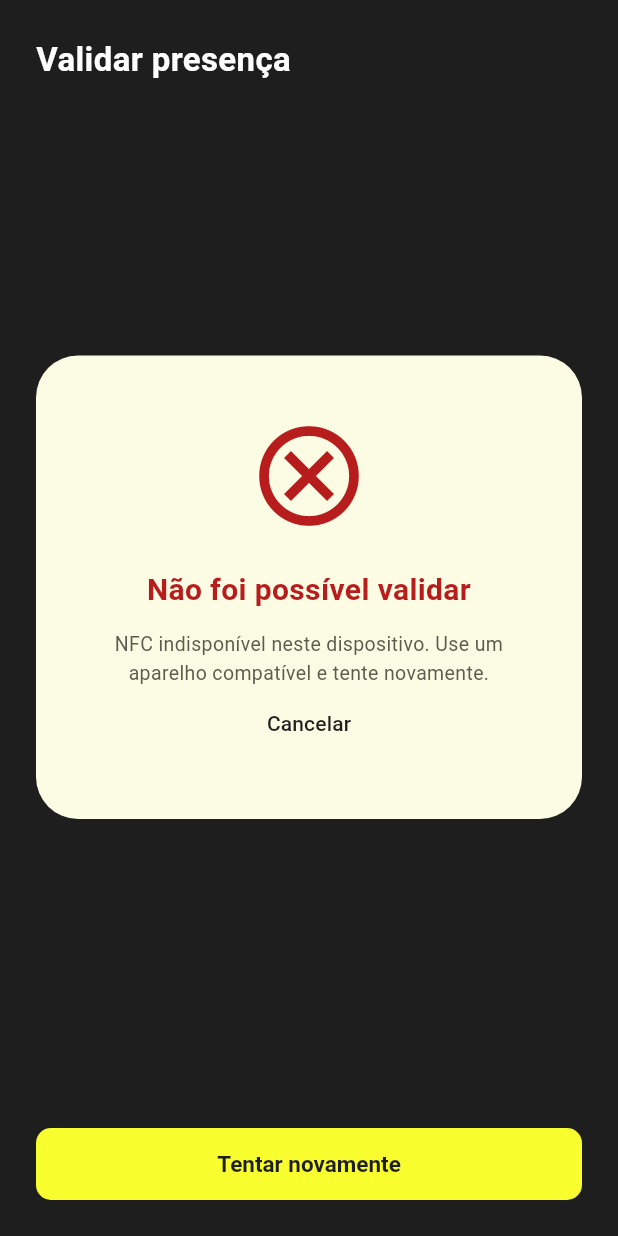
After one commit to otavigoto/Identitas, a Flutter app: the TurmaDetalhePage screen opened directly with sample values from the repository, after a tap on "Validar presença por NFC", on a phone screen of 412 x 824 dp. The commit adds this screen. Run offline on Flutter 3.47's test engine with Material 3 defaults, Android fonts, the phone set to English and light mode, and no system bars; our stand-ins replace flutter_svg; missing offline and left inert: nfc_manager.

Commit message:
feat: adicionando telas de aproximar/erro e aprovado do NFC

```diff
--- a/flutter/analysis_options.yaml
+++ b/flutter/analysis_options.yaml
@@ -14,6 +14,7 @@ analyzer:
     - build/**
     - android/**
     - ios/**
+    - web/**
 
 linter:
   # The lint rules applied to this project can be customized in the
--- /dev/null
+++ b/flutter/lib/screens/nfc_erro_page.dart
@@ -0,0 +1,87 @@
+import 'package:flutter/material.dart';
+import '../services/nfc_service.dart';
+import 'nfc_instrucao_page.dart';
+import 'nfc_scaffold.dart';
+
+class NfcErroPage extends StatelessWidget {
+  const NfcErroPage({
+    super.key,
+    required this.nomeDisciplina,
+    required this.onValidarPresenca,
+    required this.nfcService,
+    this.mensagem = 'Aproxime novamente o celular do leitor',
+  });
+
+  final String nomeDisciplina;
+  final Future<bool> Function(String tagUid) onValidarPresenca;
+  final NfcService nfcService;
+  final String mensagem;
+
+  @override
+  Widget build(BuildContext context) {
+    return NfcScaffold(
+      cardChild: Column(
+        mainAxisSize: MainAxisSize.min,
+        children: [
+          const Icon(
+            Icons.cancel_outlined,
+            size: 80,
+            color: Color(0xFFB81D1D),
+            semanticLabel: 'Falha na validação',
+          ),
+          const SizedBox(height: 22),
+          const Text(
+            'Não foi possível validar',
+            textAlign: TextAlign.center,
+            style: TextStyle(
+              color: Color(0xFFB81D1D),
+              fontSize: 20,
+              fontWeight: FontWeight.bold,
+            ),
+          ),
+          const SizedBox(height: 12),
+          Text(
+            mensagem,
+            textAlign: TextAlign.center,
+            style: const TextStyle(
+              color: Color(0xFF5C5B4D),
+              fontSize: 13,
+            ),
+          ),
+          TextButton(
+            key: const Key('nfc-cancelar'),
+            onPressed: () => Navigator.of(context).pop(),
+            style: TextButton.styleFrom(
+              foregroundColor: const Color(0xFF1E1E1E),
+            ),
+            child: const Text('Cancelar'),
+          ),
+        ],
+      ),
+      bottomButton: FilledButton(
+        key: const Key('nfc-tentar-novamente'),
+        onPressed: () => Navigator.of(context).pushReplacement(
+          nfcRoute(
+            NfcInstrucaoPage(
+              nomeDisciplina: nomeDisciplina,
+              onValidarPresenca: onValidarPresenca,
+              nfcService: nfcService,
+            ),
+          ),
+        ),
+        style: FilledButton.styleFrom(
+          backgroundColor: const Color(0xFFF9FF2E),
+          foregroundColor: const Color(0xFF1E1E1E),
+          shape: RoundedRectangleBorder(
+            borderRadius: BorderRadius.circular(10),
+          ),
+          textStyle: const TextStyle(
+            fontSize: 15,
+            fontWeight: FontWeight.w600,
+          ),
+        ),
+        child: const Text('Tentar novamente'),
+      ),
+    );
+  }
+}
--- /dev/null
+++ b/flutter/lib/screens/nfc_instrucao_page.dart
@@ -0,0 +1,187 @@
+import 'package:flutter/material.dart';
+import 'package:flutter_svg/flutter_svg.dart';
+import '../services/nfc_service.dart';
+import 'nfc_erro_page.dart';
+import 'nfc_lendo_page.dart';
+import 'nfc_scaffold.dart';
+
+class NfcInstrucaoPage extends StatefulWidget {
+  const NfcInstrucaoPage({
+    super.key,
+    required this.nomeDisciplina,
+    required this.onValidarPresenca,
+    this.nfcService,
+  });
+
+  final String nomeDisciplina;
+  final Future<bool> Function(String tagUid) onValidarPresenca;
+  final NfcService? nfcService;
+
+  @override
+  State<NfcInstrucaoPage> createState() => _NfcInstrucaoPageState();
+}
+
+class _NfcInstrucaoPageState extends State<NfcInstrucaoPage> {
+  late final NfcService _nfc = widget.nfcService ?? NfcService();
+  bool _cancelando = false;
+
+  @override
+  void initState() {
+    super.initState();
+    _aguardarCartao();
+  }
+
+  @override
+  void dispose() {
+    _nfc.parar();
+    super.dispose();
+  }
+
+  Future<void> _aguardarCartao() async {
+    final disponivel = await _nfc.estaDisponivel();
+    if (!mounted || _cancelando) return;
+
+    if (!disponivel) {
+      if (!mounted) return;
+      Navigator.of(context).pushReplacement(
+        nfcRoute(
+          NfcErroPage(
+            nomeDisciplina: widget.nomeDisciplina,
+            onValidarPresenca: widget.onValidarPresenca,
+            nfcService: _nfc,
+            mensagem:
+                'NFC indisponível neste dispositivo. Use um aparelho compatível e tente novamente.',
+          ),
+        ),
+      );
+      return;
+    }
+
+    await _nfc.lerCartao(
+      onTagLida: (tag) {
+        if (!mounted || _cancelando) return;
+        final tagUid = NfcService.uidDoTag(tag);
+        if (tagUid == null) {
+          Navigator.of(context).pushReplacement(
+            nfcRoute(
+              NfcErroPage(
+                nomeDisciplina: widget.nomeDisciplina,
+                onValidarPresenca: widget.onValidarPresenca,
+                nfcService: _nfc,
+                mensagem: 'Não foi possível identificar o cartão NFC.',
+              ),
+            ),
+          );
+          return;
+        }
+        Navigator.of(context).pushReplacement(
+          nfcRoute(
+            NfcLendoPage(
+              tagUid: tagUid,
+              nomeDisciplina: widget.nomeDisciplina,
+              onValidarPresenca: widget.onValidarPresenca,
+              nfcService: _nfc,
+            ),
+          ),
+        );
+      },
+      onErro: () {
+        if (!mounted || _cancelando) return;
+        Navigator.of(context).pushReplacement(
+          nfcRoute(
+            NfcErroPage(
+              nomeDisciplina: widget.nomeDisciplina,
+              onValidarPresenca: widget.onValidarPresenca,
+              nfcService: _nfc,
+            ),
+          ),
+        );
+      },
+    );
+  }
+
+  Future<void> _cancelar() async {
+    if (_cancelando) return;
+    setState(() => _cancelando = true);
+    await _nfc.parar();
+    if (!mounted) return;
+    Navigator.of(context).pop();
+  }
+
+  @override
+  Widget build(BuildContext context) {
+    return NfcScaffold(
+      cardChild: Column(
+        mainAxisSize: MainAxisSize.min,
+        children: [
+          Row(
+            mainAxisAlignment: MainAxisAlignment.center,
+            children: [
+              SvgPicture.asset(
+                'assets/icons/nfc_phone.svg',
+                width: 44,
+                height: 68,
+                colorFilter: const ColorFilter.mode(
+                  Color(0xFF1E1E1E),
+                  BlendMode.srcIn,
+                ),
+                semanticsLabel: 'Celular',
+              ),
+              const SizedBox(width: 24),
+              Column(
+                mainAxisSize: MainAxisSize.min,
+                children: [
+                  SvgPicture.asset(
+                    'assets/icons/nfc_waves.svg',
+                    width: 48,
+                    height: 36,
+                    colorFilter: const ColorFilter.mode(
+                      Color(0xFF1E1E1E),
+                      BlendMode.srcIn,
+                    ),
+                    semanticsLabel: 'Leitor NFC',
+                  ),
+                  const SizedBox(height: 6),
+                  const Text(
+                    'Leitor NFC',
+                    style: TextStyle(
+                      color: Color(0xFF1E1E1E),
+                      fontSize: 12,
+                      fontWeight: FontWeight.w500,
+                    ),
+                  ),
+                ],
+              ),
+            ],
+          ),
+          const SizedBox(height: 28),
+          const Text(
+            'Aproxime seu celular do\nleitor NFC',
+            textAlign: TextAlign.center,
+            style: TextStyle(
+              color: Color(0xFF1E1E1E),
+              fontSize: 20,
+              fontWeight: FontWeight.bold,
+              height: 1.25,
+            ),
+          ),
+          const SizedBox(height: 12),
+          const Text(
+            'Mantenha o celular próximo até concluir',
+            textAlign: TextAlign.center,
+            style: TextStyle(
+              color: Color(0xFF5C5B4D),
+              fontSize: 13,
+            ),
+          ),
+        ],
+      ),
+      bottomButton: TextButton(
+        key: const Key('nfc-cancelar'),
+        onPressed: _cancelando ? null : _cancelar,
+        style: TextButton.styleFrom(foregroundColor: Colors.white),
+        child: Text(_cancelando ? 'Cancelando...' : 'Cancelar'),
+      ),
+    );
+  }
+}
--- /dev/null
+++ b/flutter/lib/screens/nfc_scaffold.dart
@@ -0,0 +1,91 @@
+import 'package:flutter/material.dart';
+
+Route<bool> nfcRoute(Widget page) {
+  return PageRouteBuilder<bool>(
+    transitionDuration: const Duration(milliseconds: 280),
+    reverseTransitionDuration: const Duration(milliseconds: 220),
+    pageBuilder: (context, _, _) => page,
+    transitionsBuilder: (context, animation, _, child) {
+      if (MediaQuery.of(context).disableAnimations) {
+        return child;
+      }
+
+      final curved = CurvedAnimation(
+        parent: animation,
+        curve: Curves.easeOutCubic,
+        reverseCurve: Curves.easeInCubic,
+      );
+
+      return FadeTransition(
+        opacity: curved,
+        child: ScaleTransition(
+          scale: Tween<double>(begin: 0.96, end: 1.0).animate(curved),
+          child: child,
+        ),
+      );
+    },
+  );
+}
+
+class NfcScaffold extends StatelessWidget {
+  const NfcScaffold({
+    super.key,
+    required this.cardChild,
+    this.bottomButton,
+  });
+
+  final Widget cardChild;
+  final Widget? bottomButton;
+
+  @override
+  Widget build(BuildContext context) {
+    return Scaffold(
+      backgroundColor: const Color(0xFF1E1E1E),
+      body: SafeArea(
+        child: LayoutBuilder(
+          builder: (context, constraints) => SingleChildScrollView(
+            child: ConstrainedBox(
+              constraints: BoxConstraints(
+                minHeight: constraints.maxHeight,
+                minWidth: constraints.maxWidth,
+              ),
+              child: IntrinsicHeight(
+                child: Padding(
+                  padding: const EdgeInsets.all(24),
+                  child: Column(
+                    crossAxisAlignment: CrossAxisAlignment.stretch,
+                    children: [
+                      const Text(
+                        'Validar presença',
+                        style: TextStyle(
+                          color: Colors.white,
+                          fontSize: 22,
+                          fontWeight: FontWeight.bold,
+                        ),
+                      ),
+                      const Spacer(),
+                      Container(
+                        padding: const EdgeInsets.symmetric(
+                          horizontal: 28,
+                          vertical: 40,
+                        ),
+                        decoration: BoxDecoration(
+                          color: const Color(0xFFFCFBE3),
+                          borderRadius: BorderRadius.circular(28),
+                        ),
+                        child: cardChild,
+                      ),
+                      const Spacer(),
+                      const SizedBox(height: 24),
+                      SizedBox(height: 48, child: bottomButton),
+                    ],
+                  ),
+                ),
+              ),
+            ),
+          ),
+        ),
+      ),
+    );
+  }
+}
--- /dev/null
+++ b/flutter/lib/services/nfc_service.dart
@@ -0,0 +1,66 @@
+import 'package:flutter/foundation.dart';
+import 'package:flutter/services.dart';
+import 'package:nfc_manager/nfc_manager.dart';
+import 'package:nfc_manager/nfc_manager_android.dart';
+import 'package:nfc_manager/nfc_manager_ios.dart';
+
+class NfcService {
+  bool _ativo = false;
+
+  static String? uidDoTag(NfcTag tag) {
+    final identifier = switch (defaultTargetPlatform) {
+      TargetPlatform.android => NfcTagAndroid.from(tag)?.id,
+      TargetPlatform.iOS =>
+        MiFareIos.from(tag)?.identifier ?? Iso7816Ios.from(tag)?.identifier,
+      _ => null,
+    };
+    return identifier
+        ?.map((byte) => byte.toRadixString(16).padLeft(2, '0'))
+        .join()
+        .toUpperCase();
+  }
+
+  Future<bool> estaDisponivel() async {
+    try {
+      final status = await NfcManager.instance.checkAvailability();
+      return status == NfcAvailability.enabled;
+    } on MissingPluginException {
+      return false;
+    } on PlatformException {
+      return false;
+    }
+  }
+
+  Future<void> lerCartao({
+    required void Function(NfcTag tag) onTagLida,
+    required VoidCallback onErro,
+  }) async {
+    _ativo = true;
+    try {
+      await NfcManager.instance.startSession(
+        pollingOptions: const {NfcPollingOption.iso14443},
+        alertMessageIos: 'Aproxime seu celular do leitor NFC',
+        onSessionErrorIos: (_) {
+          _ativo = false;
+          onErro();
+        },
+        onDiscovered: (tag) async {
+          await parar();
+          onTagLida(tag);
+        },
+      );
+    } on MissingPluginException {
+      _ativo = false;
+      onErro();
+    } on PlatformException {
+      _ativo = false;
+      onErro();
+    }
+  }
+
+  Future<void> parar() async {
+    if (!_ativo) return;
+    _ativo = false;
+    await NfcManager.instance.stopSession();
+  }
+}
--- a/flutter/lib/turma_detalhe_page.dart
+++ b/flutter/lib/turma_detalhe_page.dart
@@ -1,5 +1,8 @@
 import 'package:flutter/material.dart';
 
+import 'screens/nfc_instrucao_page.dart';
+import 'screens/nfc_scaffold.dart';
+import 'services/nfc_service.dart';
 import 'turma.dart';
 import 'turma_form_page.dart';
 import 'turmas_mock.dart';
@@ -13,11 +16,13 @@ class TurmaDetalhePage extends StatefulWidget {
     required this.turma,
     required this.onChanged,
     required this.onDeleted,
+    this.nfcService,
   });
 
   final Turma turma;
   final ValueChanged<Turma> onChanged;
   final VoidCallback onDeleted;
+  final NfcService? nfcService;
 
   @override
   State<TurmaDetalhePage> createState() => _TurmaDetalhePageState();
@@ -122,6 +127,22 @@ class _TurmaDetalhePageState extends State<TurmaDetalhePage> {
     );
   }
 
+  void _validarPresenca() {
+    Navigator.of(context).push(
+      nfcRoute(
+        NfcInstrucaoPage(
+          nomeDisciplina: _turma.disciplina,
+          nfcService: widget.nfcService,
+          onValidarPresenca: (_) async {
+            throw Exception(
+              'A validação de presença ainda não está conectada ao servidor.',
+            );
+          },
+        ),
+      ),
+    );
+  }
+
   @override
   Widget build(BuildContext context) => Scaffold(
     appBar: AppBar(
@@ -181,6 +202,18 @@ class _TurmaDetalhePageState extends State<TurmaDetalhePage> {
             ),
           ),
           const SizedBox(height: 24),
+          FilledButton.icon(
+            key: const Key('validar-presenca'),
+            onPressed: _validarPresenca,
+            icon: const Icon(Icons.contactless),
+            label: const Text('Validar presença por NFC'),
+            style: FilledButton.styleFrom(
+              backgroundColor: const Color(0xFF1E1E1E),
+              foregroundColor: Colors.white,
+              shape: const StadiumBorder(),
+            ),
+          ),
+          const SizedBox(height: 24),
           Row(
             children: [
               Expanded(
--- a/flutter/lib/turmas_page.dart
+++ b/flutter/lib/turmas_page.dart
@@ -1,5 +1,6 @@
 import 'package:flutter/material.dart';
 
+import 'services/nfc_service.dart';
 import 'turma.dart';
 import 'turma_detalhe_page.dart';
 import 'turma_form_page.dart';
@@ -7,7 +8,9 @@ import 'turmas_mock.dart';
 
 /// Lista de aulas (turmas) do professor, com busca e filtro por semestre.
 class TurmasPage extends StatefulWidget {
-  const TurmasPage({super.key});
+  const TurmasPage({super.key, this.nfcService});
+
+  final NfcService? nfcService;
 
   @override
   State<TurmasPage> createState() => _TurmasPageState();
@@ -54,6 +57,7 @@ class _TurmasPageState extends State<TurmasPage> {
         turma: turma,
         onChanged: _atualizar,
         onDeleted: () => _remover(turma),
+        nfcService: widget.nfcService,
       ),
     ),
   );
--- a/flutter/pubspec.yaml
+++ b/flutter/pubspec.yaml
@@ -34,6 +34,8 @@ dependencies:
   # The following adds the Cupertino Icons font to your application.
   # Use with the CupertinoIcons class for iOS style icons.
   cupertino_icons: ^1.0.8
+  flutter_svg: ^2.3.0
+  nfc_manager: ^4.4.0
 
 dev_dependencies:
   flutter_test:
@@ -58,6 +60,7 @@ flutter:
   uses-material-design: true
   assets:
     - assets/images/identitas-logo.png
+    - assets/icons/
 
   # To add assets to your application, add an assets section, like this:
   # assets:
```
Also changed, not shown: flutter/lib/screens/nfc_lendo_page.dart (added, +107 -0 lines), flutter/lib/screens/nfc_sucesso_page.dart (added, +68 -0 lines), flutter/assets/icons/nfc_check.svg (added), flutter/assets/icons/nfc_phone.svg (added), flutter/assets/icons/nfc_waves.svg (added), flutter/pubspec.lock, 6 other files.
